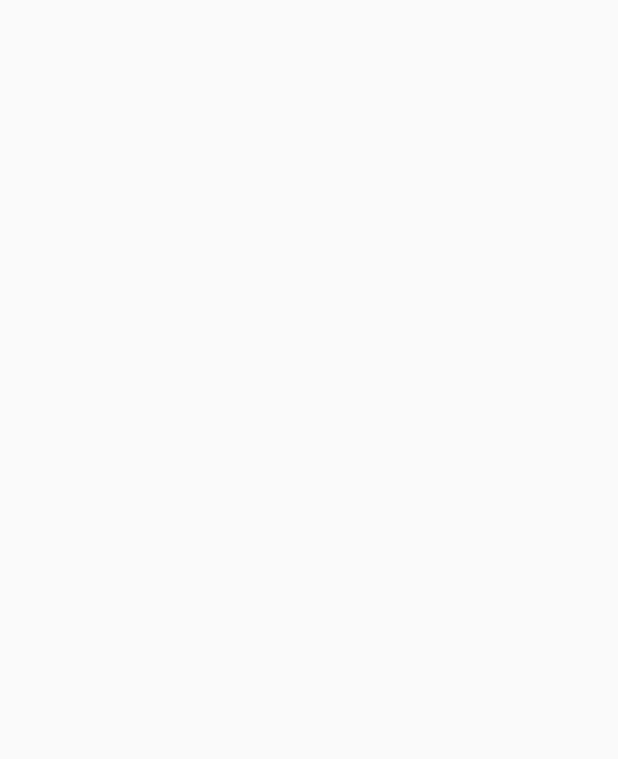
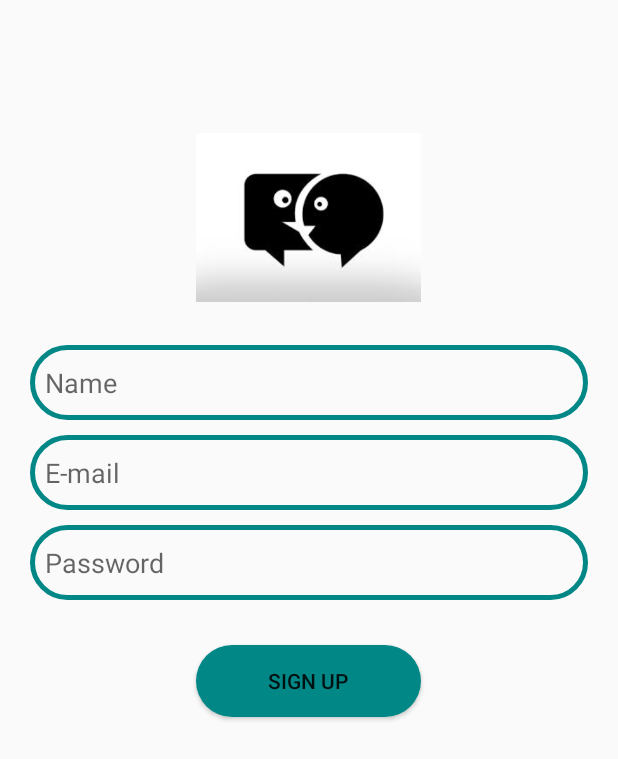
Before and after one commit to VibhavSachan46/Chat, an Android app: the Signup screen opened directly, with no data from a screen before it, on a phone screen of 412 x 824 dp. Before the commit the part shown is empty. Shown: the top 759 px of the screen. Run offline under Robolectric (Android 15) with nearby library versions, the phone set to English and light mode, and no system bars; our stand-ins replace Firebase (no records; nobody signed in at launch, a user with empty details on screens opened directly).

Commit message:
Second Commit

```diff
--- a/app/src/main/java/com/example/chat/Signup.kt
+++ b/app/src/main/java/com/example/chat/Signup.kt
@@ -2,10 +2,38 @@ package com.example.chat
 
 import androidx.appcompat.app.AppCompatActivity
 import android.os.Bundle
+import android.widget.Button
+import android.widget.EditText
+import com.example.chat.R.*
+import com.google.firebase.auth.FirebaseAuth
+import com.google.firebase.auth.FirebaseAuthWeakPasswordException
 
 class Signup : AppCompatActivity() {
+
+    private lateinit var edtName: EditText
+    private lateinit var edtEmail: EditText
+    private lateinit var edtPassword: EditText
+    private lateinit var btnSignUp: Button
+    private lateinit var mAuth: FirebaseAuth
+
     override fun onCreate(savedInstanceState: Bundle?) {
         super.onCreate(savedInstanceState)
         setContentView(R.layout.activity_signup)
+
+        edtName = findViewById(R.id.edt_name)
+        edtEmail = findViewById(R.id.edt_email)
+        edtPassword = findViewById(R.id.edt_password)
+        btnSignUp = findViewById(R.id.btnSignUp)
+
+        btnSignUp.setOnClickListener {
+            val email = edtEmail.text.toString()
+            val password = edtPassword.text.toString()
+
+            signUp(email ,password)
+        }
+    }
+
+    private fun signUp(email: String , password: String){
+        //logic for creating user
     }
 }
--- a/app/src/main/res/layout/activity_signup.xml
+++ b/app/src/main/res/layout/activity_signup.xml
@@ -1,9 +1,65 @@
 <?xml version="1.0" encoding="utf-8"?>
-<androidx.constraintlayout.widget.ConstraintLayout xmlns:android="http://schemas.android.com/apk/res/android"
+<RelativeLayout xmlns:android="http://schemas.android.com/apk/res/android"
     xmlns:app="http://schemas.android.com/apk/res-auto"
     xmlns:tools="http://schemas.android.com/tools"
     android:layout_width="match_parent"
     android:layout_height="match_parent"
     tools:context=".Signup">
 
-</androidx.constraintlayout.widget.ConstraintLayout>
+    <ImageView
+        android:id="@+id/logo"
+        android:layout_width="150dp"
+        android:layout_height="150dp"
+        android:src="@drawable/chat"
+        android:layout_centerHorizontal="true"
+        android:layout_marginTop="70dp"/>
+
+    <EditText
+        android:id="@+id/edt_name"
+        android:layout_width="match_parent"
+        android:layout_height="50dp"
+        android:layout_below="@+id/logo"
+        android:layout_marginTop="10dp"
+        android:background="@drawable/edit_background"
+        android:padding="10dp"
+        android:hint="@string/name"
+        android:layout_marginLeft="20dp"
+        android:layout_marginRight="20dp"/>
+
+    <EditText
+        android:id="@+id/edt_email"
+        android:layout_width="match_parent"
+        android:layout_height="50dp"
+        android:layout_below="@+id/edt_name"
+        android:layout_marginTop="10dp"
+        android:background="@drawable/edit_background"
+        android:padding="10dp"
+        android:hint="@string/e_mail"
+        android:layout_marginLeft="20dp"
+        android:layout_marginRight="20dp"/>
+
+
+    <EditText
+        android:id="@+id/edt_password"
+        android:layout_width="match_parent"
+        android:layout_height="50dp"
+        android:layout_below="@+id/edt_email"
+        android:layout_marginTop="10dp"
+        android:padding="10dp"
+        android:background="@drawable/edit_background"
+        android:hint="@string/password"
+        android:layout_marginLeft="20dp"
+        android:layout_marginRight="20dp"/>
+
+
+    <Button
+        android:id="@+id/btnSignUp"
+        android:layout_width="150dp"
+        android:layout_height="wrap_content"
+        android:layout_below="@id/edt_password"
+        android:background="@drawable/btn_background"
+        android:text="@string/sign_up"
+        android:layout_centerHorizontal="true"
+        android:layout_marginTop="30dp"/>
+
+</RelativeLayout>
--- a/app/src/main/res/values/colors.xml
+++ b/app/src/main/res/values/colors.xml
@@ -1,8 +1,8 @@
 <?xml version="1.0" encoding="utf-8"?>
 <resources>
     <color name="purple_200">#FFBB86FC</color>
-    <color name="purple_500">#FF6200EE</color>
-    <color name="purple_700">#FF3700B3</color>
+    <color name="purple_500">#FF000000</color>
+    <color name="purple_700">#FF000000</color>
     <color name="teal_200">#FF03DAC5</color>
     <color name="teal_700">#FF018786</color>
     <color name="black">#FF000000</color>
--- a/app/src/main/res/values/strings.xml
+++ b/app/src/main/res/values/strings.xml
@@ -3,4 +3,6 @@
     <string name="e_mail">E-mail</string>
     <string name="password">Password</string>
     <string name="log_in">Log In</string>
+    <string name="sign_up">Sign Up</string>
+    <string name="name">Name</string>
 </resources>
```
Also changed, not shown: app/build.gradle (+7 -0 lines), app/src/main/AndroidManifest.xml (+10 -5 lines), app/src/main/java/com/example/chat/Login.kt (+38 -1 lines), app/src/main/res/layout/activity_login.xml (+17 -6 lines), build.gradle (+16 -0 lines), 1 other file.
